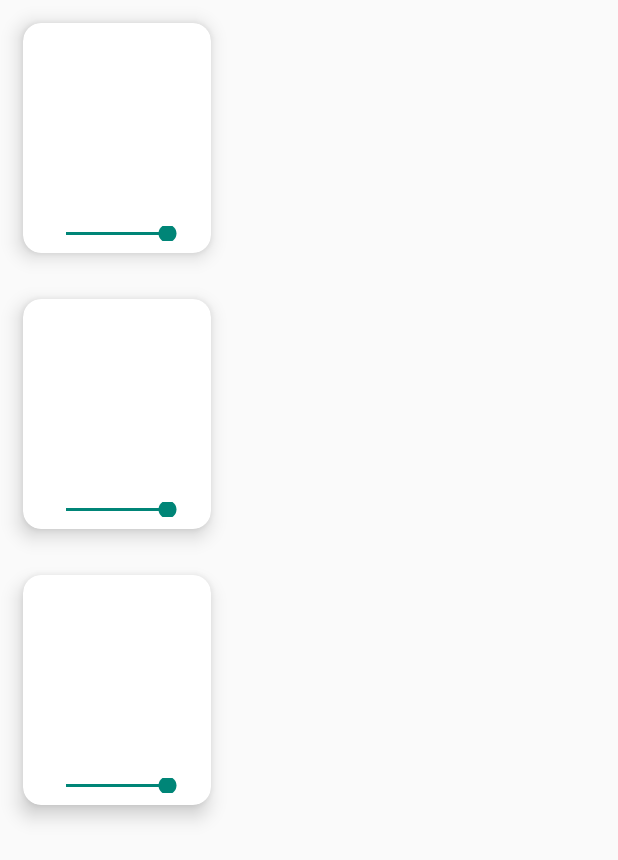
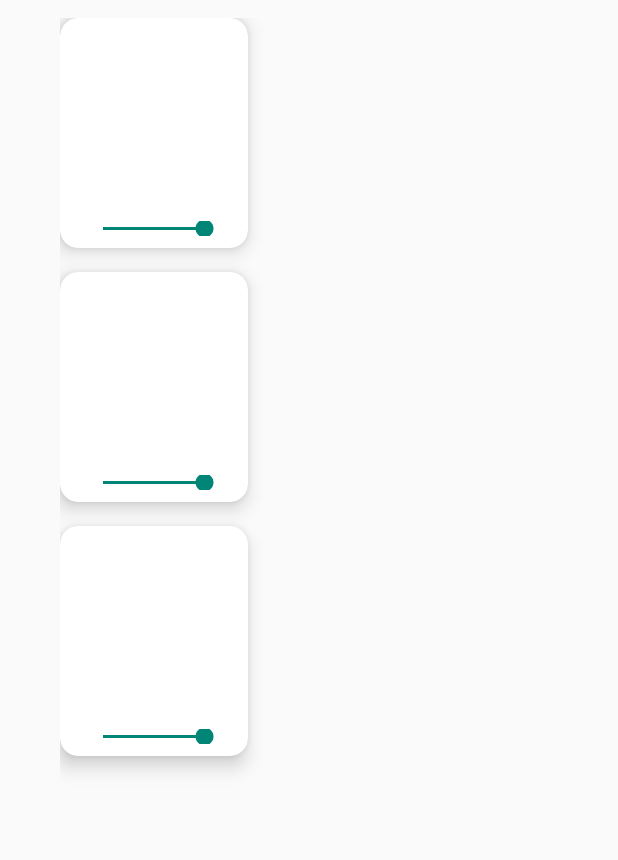
Before and after one commit to qsubq/MultiApp, an Android app: the layout fragment_player.xml on its own in the app's theme, with its tools: preview values and no code run, on a phone screen of 412 x 824 dp. Shown: the top 860 px of the screen. Run offline under Robolectric (Android 15) with nearby library versions, the phone set to English and light mode, and no system bars.

Commit message:
Ui update

```diff
--- a/app/src/main/res/layout/fragment_player.xml
+++ b/app/src/main/res/layout/fragment_player.xml
@@ -10,9 +10,9 @@
         android:id="@+id/rc_view_player"
         android:layout_width="match_parent"
         android:layout_height="match_parent"
+        android:layout_marginStart="40dp"
+        android:layout_marginTop="12dp"
         app:layoutManager="androidx.recyclerview.widget.GridLayoutManager"
-        tools:ignore="SpeakableTextPresentCheck"
-        tools:itemCount="3"
         tools:listitem="@layout/player_item_layout" />
 
 </FrameLayout>
--- a/app/src/main/res/layout/fragment_start.xml
+++ b/app/src/main/res/layout/fragment_start.xml
@@ -8,6 +8,8 @@
     android:id="@+id/startFrag">
 
     <androidx.recyclerview.widget.RecyclerView
+        android:layout_marginStart="40dp"
+        android:layout_marginTop="8dp"
         android:id="@+id/rc_view"
         android:layout_width="match_parent"
         android:layout_height="wrap_content"
--- a/app/src/main/res/layout/player_item_layout.xml
+++ b/app/src/main/res/layout/player_item_layout.xml
@@ -3,9 +3,9 @@
     xmlns:app="http://schemas.android.com/apk/res-auto"
     android:layout_width="wrap_content"
     android:layout_height="wrap_content"
-    android:layout_margin="15dp"
     app:cardCornerRadius="12dp"
-    app:cardElevation="8dp">
+    app:cardElevation="8dp"
+    android:layout_marginBottom="16dp">
 
     <androidx.appcompat.widget.LinearLayoutCompat
         android:layout_width="match_parent"
```
Also changed, not shown: app/src/main/res/layout/main_item_layout.xml (+4 -8 lines).
